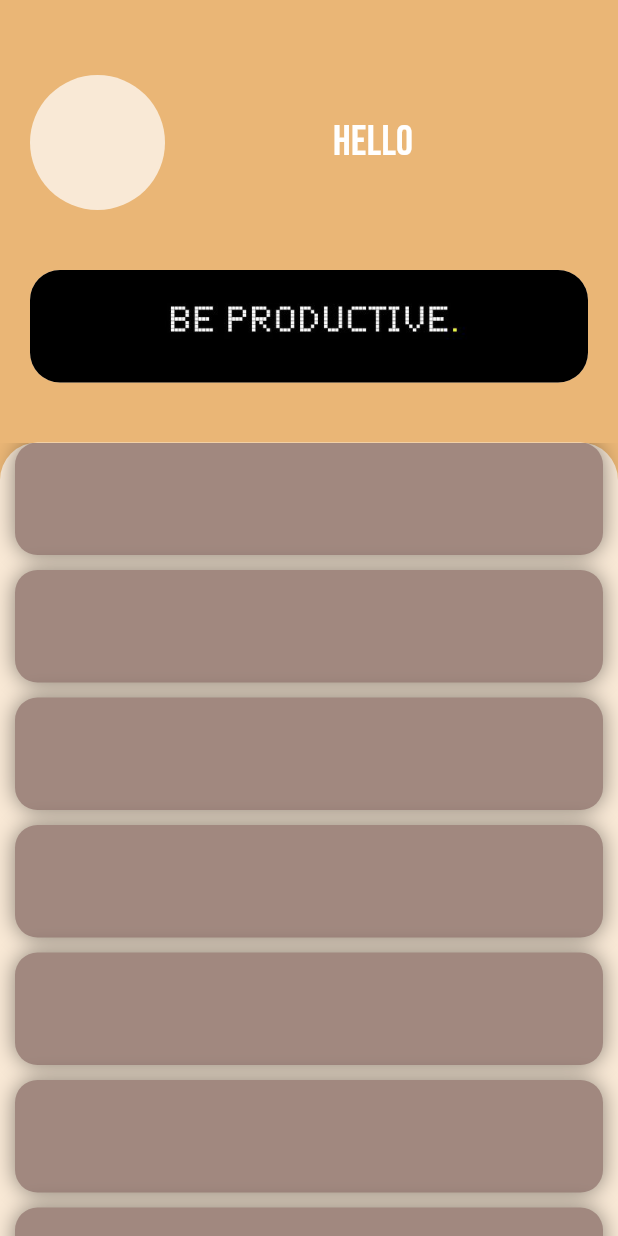
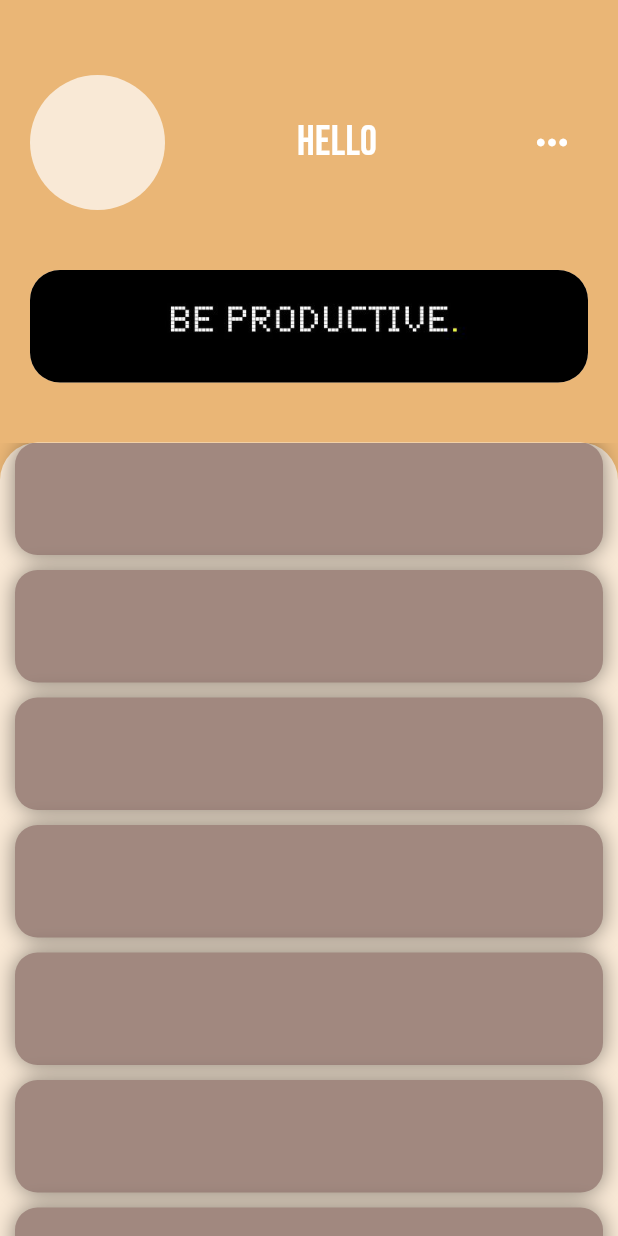
Before and after one commit to MuathIT/Skills-App-Project, a Flutter app: the ProfileScreen screen opened directly, on a phone screen of 412 x 824 dp. Run offline on Flutter 3.47's test engine with Material 3 defaults, Android fonts, the light colour scheme and no system bars; our stand-ins replace cloud_firestore, curved_navigation_bar, dotted_border, firebase_auth, firebase_core, flutter_bloc and 3 more; accounts and stored records are empty.

Commit message:
my skills page

```diff
--- a/myskills_app/lib/pages/profile/profile_page.dart
+++ b/myskills_app/lib/pages/profile/profile_page.dart
@@ -54,6 +54,7 @@ class ProfileScreen extends StatelessWidget {
                           // ),
                         ),
 
+
                         // user name.
                         Text(
                           'Hello ${user['name']}',
@@ -63,8 +64,15 @@ class ProfileScreen extends StatelessWidget {
                           ),
                         ),
 
-
-                        SizedBox(),
+                        // more actions button.
+                        IconButton(
+                          onPressed: (){},
+                          icon: const Icon(
+                            Icons.more_horiz,
+                            color: Colors.white,
+                            size: 30,
+                          )
+                        )
                       ],
                     ),
 
```
Also changed, not shown: myskills_app/assets/images/Fitness App Design Concept.jpeg (deleted), myskills_app/assets/images/avatar.jpg (deleted), 1 other file.
